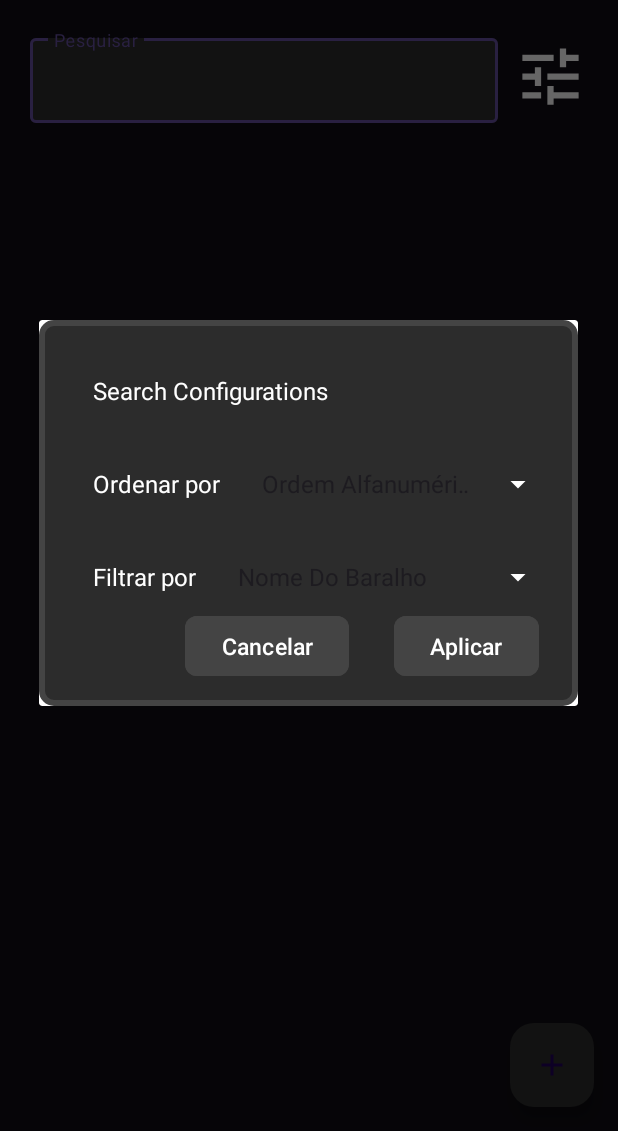
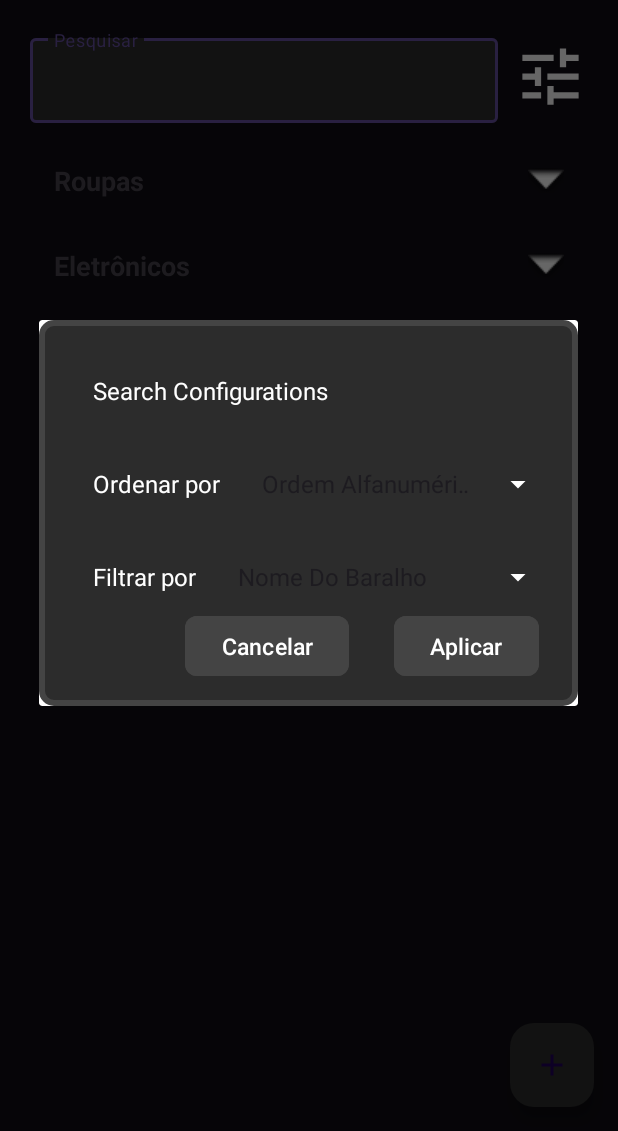
Before and after one commit to mobile-dev-ufes/2024-2-proj-final-brash, an Android app: the screen it shows after launch once a user with an empty profile is signed in (HomeAC), after a tap on an icon or button, on a phone screen of 412 x 824 dp, the part 105-1236 px from its top. Run offline under Robolectric (Android 15) with nearby library versions, the phone set to English and light mode, and no system bars; our stand-ins replace Firebase (no records; nobody signed in at launch, a user with empty details on screens opened directly).

Commit message:
HomeAcExpandableView de forma estática

```diff
--- /dev/null
+++ b/app/src/main/java/com/example/brash/aprendizado/gestaoDeConteudo/domain/model/ListItem.kt
@@ -0,0 +1,16 @@
+package com.example.brash.aprendizado.gestaoDeConteudo.domain.model
+
+import androidx.browser.browseractions.BrowserActionsIntent.BrowserActionsItemId
+
+sealed class HomeAcListItem {
+    data class PastaItem(
+        val idPasta: Long = 0,
+        val nome: String = "",
+        val baralhos: MutableList<BaralhoItem> = mutableListOf(),
+        var isExpanded: Boolean = false
+    ) : HomeAcListItem()
+    data class BaralhoItem(
+        val idBaralho: Long = 0,
+        val nome: String = ""
+    ) : HomeAcListItem()
+}
--- a/app/src/main/java/com/example/brash/aprendizado/gestaoDeConteudo/ui/view/HomeAC.kt
+++ b/app/src/main/java/com/example/brash/aprendizado/gestaoDeConteudo/ui/view/HomeAC.kt
@@ -8,7 +8,9 @@ import android.widget.Toast
 import androidx.appcompat.app.AppCompatActivity
 import androidx.lifecycle.ViewModelProvider
 import androidx.recyclerview.widget.LinearLayoutManager
+import androidx.recyclerview.widget.RecyclerView
 import com.example.brash.R
+import com.example.brash.aprendizado.gestaoDeConteudo.domain.model.HomeAcListItem
 import com.example.brash.databinding.GtcHomeAcBinding
 import com.example.brash.aprendizado.gestaoDeConteudo.ui.viewModel.HomeVM
 import com.example.brash.nucleo.ui.view.ConfiguracaoAC
@@ -16,12 +18,16 @@ import com.example.brash.nucleo.ui.view.PerfilAC
 import com.example.brash.aprendizado.gestaoDeConteudo.ui.view.Fragments.OpcoesDeBuscaFrDialog
 
 import com.example.brash.aprendizado.gestaoDeConteudo.ui.view.Fragments.AcoesAdicionaisFrDialog
+import com.example.brash.aprendizado.gestaoDeConteudo.ui.view.adapter.ExpandableListAdapter
 import com.example.brash.nucleo.ui.view.Fragments.AlertDialogFr
 
 class HomeAC : AppCompatActivity(), View.OnClickListener, AlertDialogFr.OnConfirmListener {
 
     private lateinit var binding: GtcHomeAcBinding
     private lateinit var homeVM: HomeVM
+
+    private lateinit var recyclerView: RecyclerView
+    private lateinit var adapter: ExpandableListAdapter
 
     override fun onCreate(savedInstanceState: Bundle?) {
         super.onCreate(savedInstanceState)
@@ -30,8 +36,7 @@ class HomeAC : AppCompatActivity(), View.OnClickListener, AlertDialogFr.OnConfir
         setContentView(binding.root)
         homeVM = ViewModelProvider(this).get(HomeVM::class.java)
 
-        binding.HomeAcRecyclerViewResultadoBusca.layoutManager = LinearLayoutManager(this)
-
+        initResultadoBusca()
         setOnClickListeners()
         setObservers()
     }
@@ -49,6 +54,30 @@ class HomeAC : AppCompatActivity(), View.OnClickListener, AlertDialogFr.OnConfir
         //})
     }
 
+    private fun initResultadoBusca(){
+        recyclerView = findViewById(R.id.HomeAcExpandableListViewResultadoBusca)
+        recyclerView.layoutManager = LinearLayoutManager(this)
+
+        val items = mutableListOf<HomeAcListItem>(
+            HomeAcListItem.PastaItem(nome = "Roupas"),
+            HomeAcListItem.PastaItem(nome = "Eletrônicos",
+                baralhos = mutableListOf(
+                    HomeAcListItem.BaralhoItem(nome = "Celular"),
+                    HomeAcListItem.BaralhoItem(nome = "Notebook"),
+                    HomeAcListItem.BaralhoItem(nome = "Fone de ouvido")
+                )),
+            HomeAcListItem.PastaItem(nome = "Alimentos")
+        )
+
+        adapter = ExpandableListAdapter(items,
+            onPastaItemClick = { product ->
+            Toast.makeText(this, "Clicou no pasta: ${product.nome}", Toast.LENGTH_SHORT).show()
+        }, onBaralhoItemClick = { product ->
+            Toast.makeText(this, "Clicou no baralho: ${product.nome}", Toast.LENGTH_SHORT).show()
+        })
+
+        recyclerView.adapter = adapter
+    }
     private fun intentToCadastrarContaActivity(){
         //val intent = Intent(this, CadastrarContaAC::class.java)
         //startActivity(intent)
--- /dev/null
+++ b/app/src/main/java/com/example/brash/aprendizado/gestaoDeConteudo/ui/view/adapter/ExpandableListAdapter.kt
@@ -0,0 +1,94 @@
+package com.example.brash.aprendizado.gestaoDeConteudo.ui.view.adapter
+
+import android.view.LayoutInflater
+import android.view.View
+import android.view.ViewGroup
+import android.widget.ImageView
+import android.widget.TextView
+import androidx.recyclerview.widget.RecyclerView
+import com.example.brash.R
+import com.example.brash.aprendizado.gestaoDeConteudo.domain.model.HomeAcListItem
+
+class ExpandableListAdapter(
+    private val items: MutableList<HomeAcListItem>,
+    private val onPastaItemClick: (HomeAcListItem.PastaItem) -> Unit,
+    private val onBaralhoItemClick: (HomeAcListItem.BaralhoItem) -> Unit// 🔹 Adicionando listener
+) : RecyclerView.Adapter<RecyclerView.ViewHolder>() {
+
+    companion object {
+        private const val TYPE_CATEGORY = 0
+        private const val TYPE_PRODUCT = 1
+    }
+
+    override fun getItemViewType(position: Int): Int {
+        return when (items[position]) {
+            is HomeAcListItem.PastaItem -> TYPE_CATEGORY
+            is HomeAcListItem.BaralhoItem -> TYPE_PRODUCT
+        }
+    }
+
+    override fun onCreateViewHolder(parent: ViewGroup, viewType: Int): RecyclerView.ViewHolder {
+        return when (viewType) {
+            TYPE_CATEGORY -> {
+                val view = LayoutInflater.from(parent.context)
+                    .inflate(R.layout.gtc_item_pasta, parent, false)
+                HomeAcPastaItemVH(view)
+            }
+            TYPE_PRODUCT -> {
+                val view = LayoutInflater.from(parent.context)
+                    .inflate(R.layout.gtc_item_baralho, parent, false)
+                HomeAcBaralhoItemVH(view)
+            }
+            else -> throw IllegalArgumentException("Invalid view type")
+        }
+    }
+
+    override fun onBindViewHolder(holder: RecyclerView.ViewHolder, position: Int) {
+        when (val item = items[position]) {
+            is HomeAcListItem.PastaItem -> (holder as HomeAcPastaItemVH).bind(item, position)
+            is HomeAcListItem.BaralhoItem -> (holder as HomeAcBaralhoItemVH).bind(item)
+        }
+    }
+
+    override fun getItemCount(): Int = items.size
+
+    inner class HomeAcPastaItemVH(view: View) : RecyclerView.ViewHolder(view) {
+        private val tvCategoryName: TextView = view.findViewById(R.id.ItemPastaTextViewNome)
+        private val ivExpandIcon: ImageView = view.findViewById(R.id.ItemPastaExpandIcon)
+
+        fun bind(category: HomeAcListItem.PastaItem, position: Int) {
+            tvCategoryName.text = category.nome
+            ivExpandIcon.rotation = if (category.isExpanded) 180f else 0f
+
+            itemView.setOnClickListener {
+                category.isExpanded = !category.isExpanded
+                ivExpandIcon.rotation = if (category.isExpanded) 180f else 0f
+                toggleProducts(category, position)
+            }
+        }
+
+        private fun toggleProducts(category: HomeAcListItem.PastaItem, position: Int) {
+            if (category.isExpanded) {
+                items.addAll(position + 1, category.baralhos)
+            } else {
+                items.subList(position + 1, position + 1 + category.baralhos.size).clear()
+            }
+            notifyDataSetChanged()
+        }
+    }
+
+    inner class HomeAcBaralhoItemVH(view: View) : RecyclerView.ViewHolder(view) {
+        private val textViewB: TextView = view.findViewById(R.id.ItemBaralhoTextViewNome)
+
+        fun bind(baralhoItem: HomeAcListItem.BaralhoItem) {
+            textViewB.text = baralhoItem.nome
+            textViewB.setPadding(50, textViewB.paddingTop, textViewB.paddingRight, textViewB.paddingBottom) // Indenta
+
+
+            textViewB.setOnClickListener {
+                onBaralhoItemClick(baralhoItem) // 🔹 Chama o listener passando o item clicado
+            }
+        }
+    }
+
+}
--- a/app/src/main/res/layout/gtc_home_ac.xml
+++ b/app/src/main/res/layout/gtc_home_ac.xml
@@ -127,7 +127,7 @@
         />
 
     <androidx.recyclerview.widget.RecyclerView
-        android:id="@+id/HomeAcRecyclerViewResultadoBusca"
+        android:id="@+id/HomeAcExpandableListViewResultadoBusca"
         android:layout_width="0dp"
         android:layout_height="0dp"
         app:layout_constraintStart_toStartOf="@+id/HomeAcLayoutInputDePesquisa"
--- /dev/null
+++ b/app/src/main/res/layout/gtc_item_pasta.xml
@@ -0,0 +1,24 @@
+<?xml version="1.0" encoding="utf-8"?>
+<LinearLayout xmlns:android="http://schemas.android.com/apk/res/android"
+    android:id="@+id/ItemPastaLayout"
+    android:layout_width="match_parent"
+    android:layout_height="wrap_content"
+    android:orientation="horizontal"
+    android:padding="16dp"
+    android:gravity="center_vertical">
+
+    <TextView
+        android:id="@+id/ItemPastaTextViewNome"
+        android:layout_width="0dp"
+        android:layout_height="wrap_content"
+        android:layout_weight="1"
+        android:text="Categoria"
+        android:textSize="18sp"
+        android:textStyle="bold" />
+
+    <ImageView
+        android:id="@+id/ItemPastaExpandIcon"
+        android:layout_width="24dp"
+        android:layout_height="24dp"
+        android:src="@android:drawable/arrow_down_float" />
+</LinearLayout>
```
Also changed, not shown: app/src/main/java/com/example/brash/aprendizado/gestaoDeConteudo/domain/model/Baralho.kt (+9 -9 lines), app/src/main/java/com/example/brash/aprendizado/gestaoDeConteudo/domain/model/Pasta.kt (+4 -4 lines), app/src/main/java/com/example/brash/aprendizado/gestaoDeConteudo/ui/view/viewHolder/HomeAcListItemVH.kt (added, +25 -0 lines), app/src/main/res/layout/gtc_item_baralho.xml (added, +17 -0 lines).
